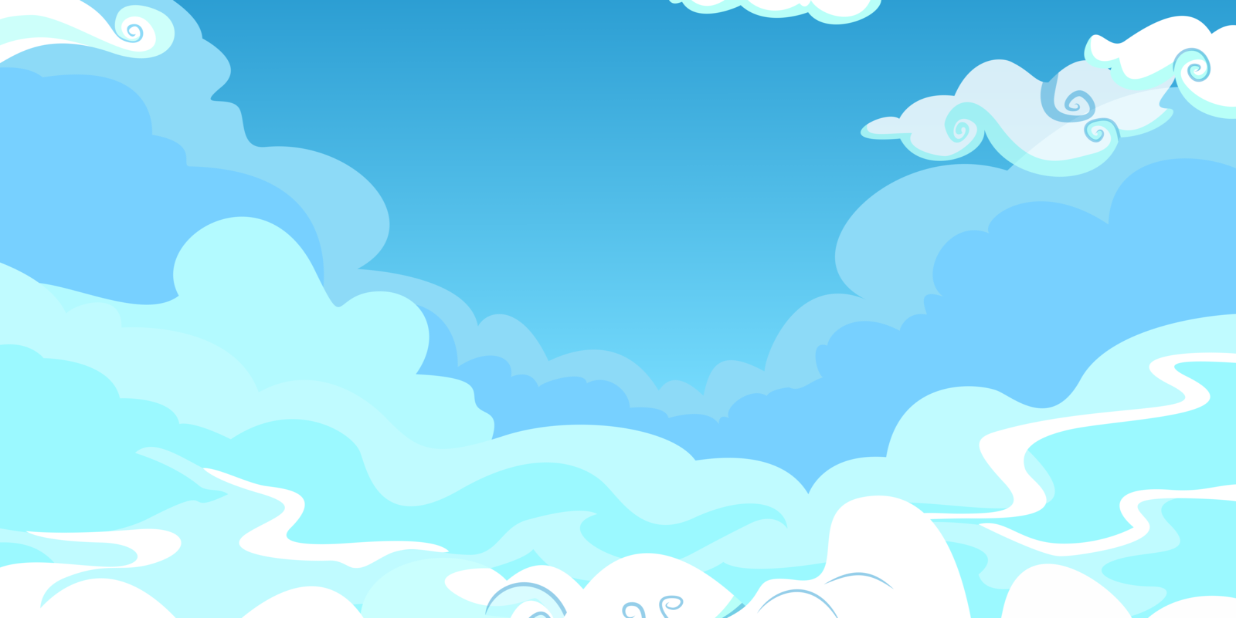
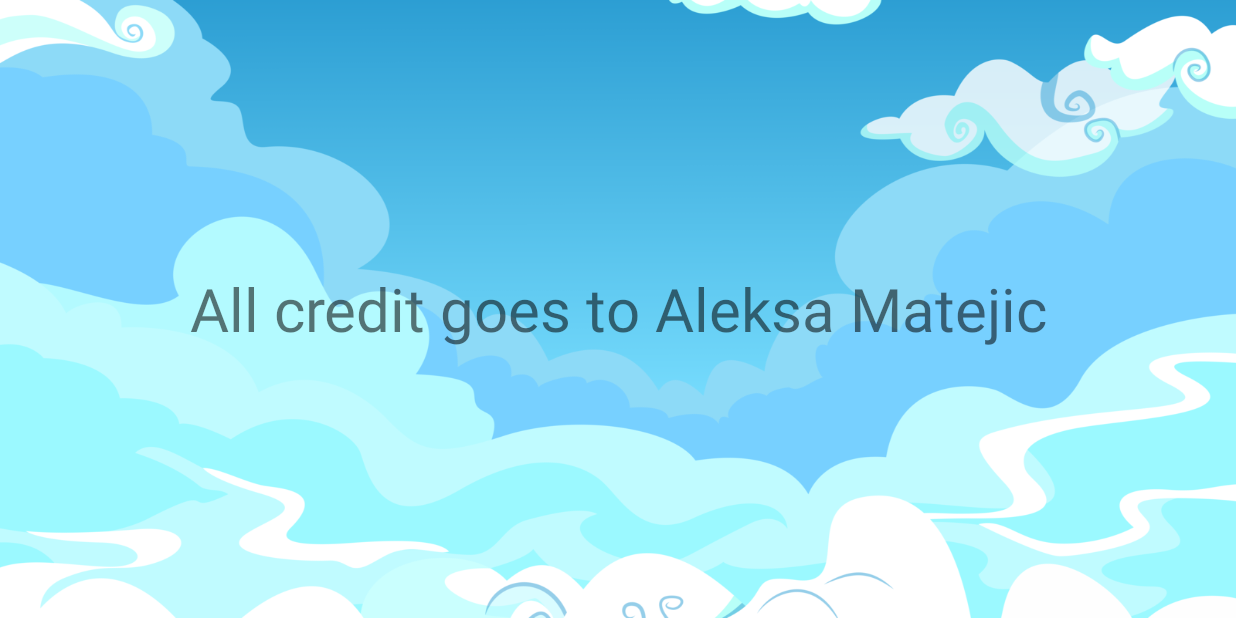
Before and after one commit to aleksa-matejic/Djavolak, an Android app: the CreditsActivity screen opened directly, with no data from a screen before it, on a phone screen of 824 x 412 dp (held sideways). Run offline under Robolectric (Android 15) with nearby library versions, the phone set to English and light mode, and no system bars.

Commit message:
Minor text fixes, uncommenting pref store for options

```diff
--- a/app/src/main/res/layout/activity_credits.xml
+++ b/app/src/main/res/layout/activity_credits.xml
@@ -6,4 +6,19 @@
     android:layout_height="match_parent"
     android:background="@drawable/background">
 
+    <RelativeLayout
+        android:id="@+id/rlCredits"
+        android:layout_width="match_parent"
+        android:layout_height="match_parent"
+        android:gravity="center">
+
+        <TextView
+            android:textSize="@dimen/button_text_size"
+            android:text="All credit goes to Aleksa Matejic"
+            android:layout_width="fill_parent"
+            android:layout_height="wrap_content"
+            android:gravity="center"
+            android:id="@+id/tvCredits"/>
+    </RelativeLayout>
+
 </RelativeLayout>
--- a/app/src/main/res/layout/activity_options.xml
+++ b/app/src/main/res/layout/activity_options.xml
@@ -16,14 +16,16 @@
 
         <CheckBox
             android:text="@string/sounds"
-            android:layout_width="wrap_content"
+            android:textSize="@dimen/button_text_size"
+            android:layout_width="match_parent"
             android:layout_height="wrap_content"
             android:id="@+id/cbSounds"
             android:gravity="center"/>
 
         <CheckBox
             android:text="@string/vibration"
-            android:layout_width="wrap_content"
+            android:textSize="@dimen/button_text_size"
+            android:layout_width="match_parent"
             android:layout_height="wrap_content"
             android:id="@+id/cbVibration"
             android:gravity="center"
--- a/app/src/main/res/values/dimens.xml
+++ b/app/src/main/res/values/dimens.xml
@@ -3,5 +3,5 @@
     <dimen name="activity_horizontal_margin">16dp</dimen>
     <dimen name="activity_vertical_margin">16dp</dimen>
 
-    <dimen name="button_text_size">25dp</dimen>
+    <dimen name="button_text_size">40dp</dimen>
 </resources>
```
Also changed, not shown: app/src/main/AndroidManifest.xml (+4 -4 lines), app/src/main/java/com/aleksa/matejic/app/OptionsActivity.java (+24 -24 lines).
